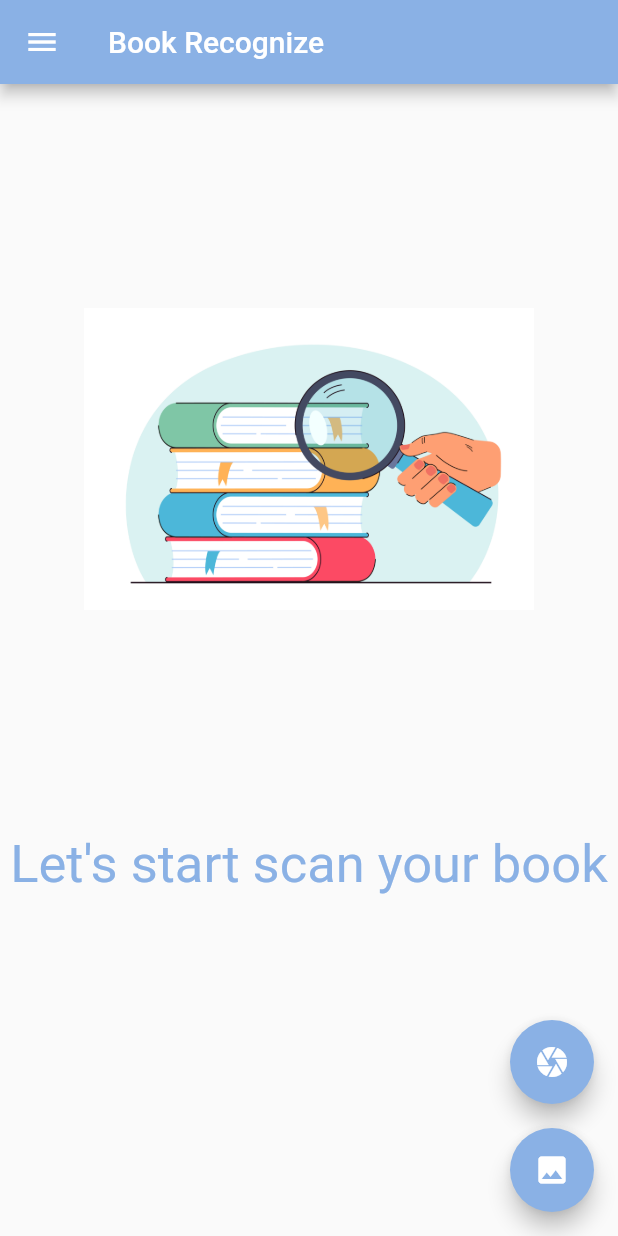
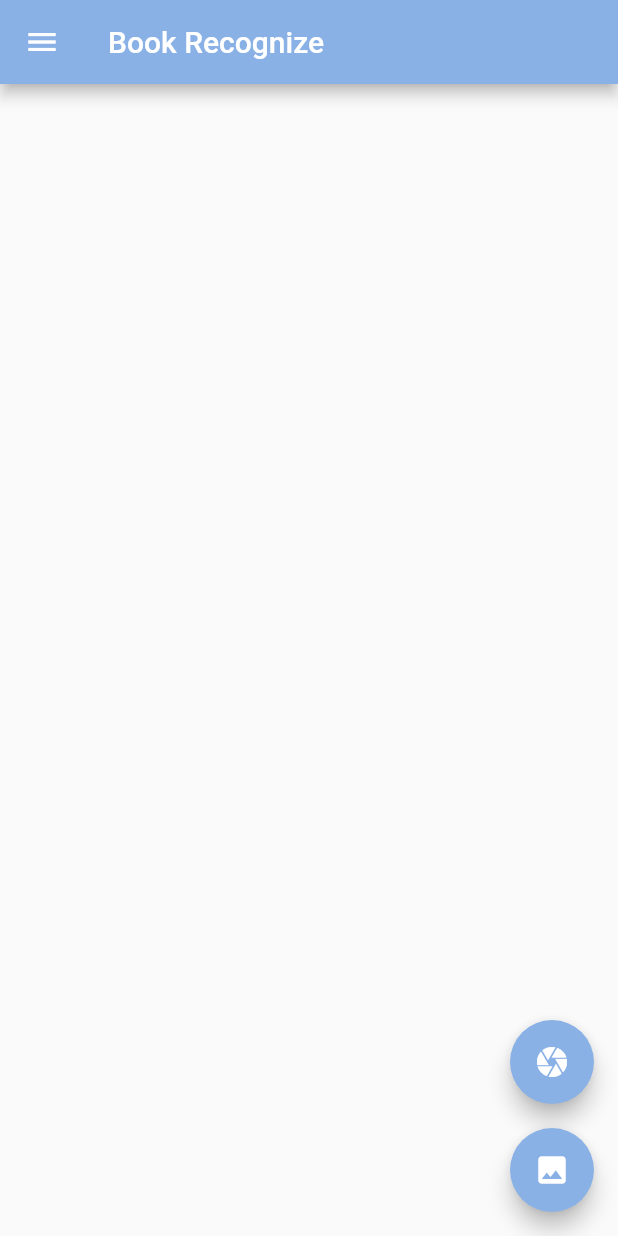
Before and after one commit to regitarahma18/recognizebook, a Flutter app: the screen it shows after launch, on a phone screen of 412 x 824 dp. Run offline on Flutter 3.47's test engine with Material 2 defaults, Android fonts, the phone set to English and light mode, and no system bars; our stand-ins replace image_picker; missing offline and left inert: flutter_tesseract_ocr, tflite.

Commit message:
Update main.dart

```diff
--- a/belajar_flutter/lib/main.dart
+++ b/belajar_flutter/lib/main.dart
@@ -182,59 +182,48 @@ Widget build(BuildContext context) {
     appBar: AppBar(
       title: Text('Book Recognize'),
       backgroundColor: Color.fromARGB(255, 138, 177, 229),
+      // bottom: PreferredSize(
+      //   preferredSize: Size.fromHeight(120.0), // Sesuaikan dengan tinggi gambar dan teks Anda
+      //   child: Column(
+      //     children: [
+      //       Image.asset(
+      //         'assets/images/splash.png',
+      //         width: 300,
+      //         height: 500,
+      //         fit: BoxFit.contain,
+      //       ),
+      //       Text(
+      //         "Let's start scan your book",
+      //         textAlign: TextAlign.center,
+      //         style: TextStyle(
+      //           fontSize: 35.0,
+      //           color: Color.fromARGB(255, 138, 177, 229),
+      //         ),
+      //       ),
+      //     ],
+      //   ),
+      // ),
     ),
    body: _loading
           ? CircularProgressIndicator()
-        : SingleChildScrollView(
-            child: Column(
+          : Column(
               children: <Widget>[
-                Image.asset(
-                  'assets/images/splash.png',
-                  width: 300,
-                  height: 500,
-                  fit: BoxFit.contain,
-                ),
-                Text(
-                  "Let's start scan your book",
-                  textAlign: TextAlign.center,
-                  style: TextStyle(
-                    fontSize: 35.0,
-                    color: Color.fromARGB(255, 138, 177, 229),
-                  ),
-                ),
                 _image == null ? Container() : Image.file(_image!),
                 SizedBox(height: 20),
-
-                // _cameraController != null
-                // ? CameraPreview(_cameraController!)
-                // : Container(),
-
                 _recognitions == null || _recognitions!.isEmpty
                     ? Container()
                     : Column(
                         children: _recognitions!.map((res) {
-                          return Column(
-                            children: [
-                              Image.asset(
-                                'assets/images/splash.png', // Ganti dengan path gambar Anda
-                                width: 100, // Sesuaikan ukuran gambar
-                                height: 100,
-                              ),
-                              Text(
+                          return Text(
                             "${res["label"]} ${res["text"] ?? res["labelValue"]}",
                             style: TextStyle(
                               fontSize: 20.0,
                               fontWeight: FontWeight.bold,
-                                  color: Colors.blue,
                             ),
-                              ),
-                            ],
                           );
                         }).toList(),
                       ),
-                SizedBox(height: 20), // Spasi tambahan
               ],
-            ),
             ),
   floatingActionButton: Column(
   mainAxisAlignment: MainAxisAlignment.end,
```
Lines whose indentation alone changed are shown as unchanged.
